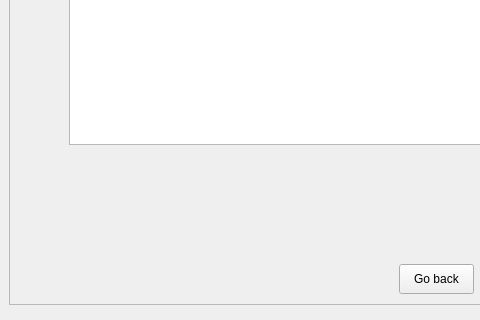
This is window.ui in DanialMcIntyre/ChatGPT-Study as Qt 5 draws it before an edit; both pictures show x 0 to 480 and y 355 to 675 of the 860 by 675 pixel window. The edited form follows.
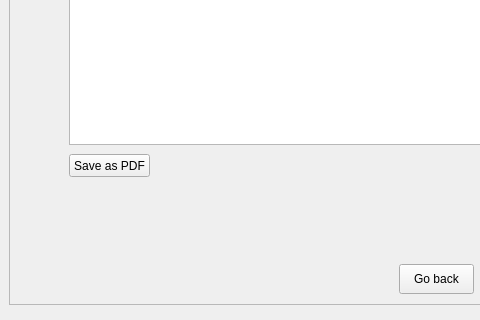
This is the edited form. The open tabs and pages were chosen to show the change. Icons and pictures are not drawn.

Commit message: Can save mock test as pdf

The edit to the form file:
```diff
--- a/window.ui
+++ b/window.ui
@@ -734,6 +734,19 @@
         <string>Go back</string>
        </property>
       </widget>
+      <widget class="QPushButton" name="savePDF">
+       <property name="geometry">
+        <rect>
+         <x>60</x>
+         <y>440</y>
+         <width>81</width>
+         <height>23</height>
+        </rect>
+       </property>
+       <property name="text">
+        <string>Save as PDF</string>
+       </property>
+      </widget>
      </widget>
     </widget>
    </widget>
```
Left out of the diff: 10 changed lines with no effect on the pictures. The commit also changes 2 other files.
